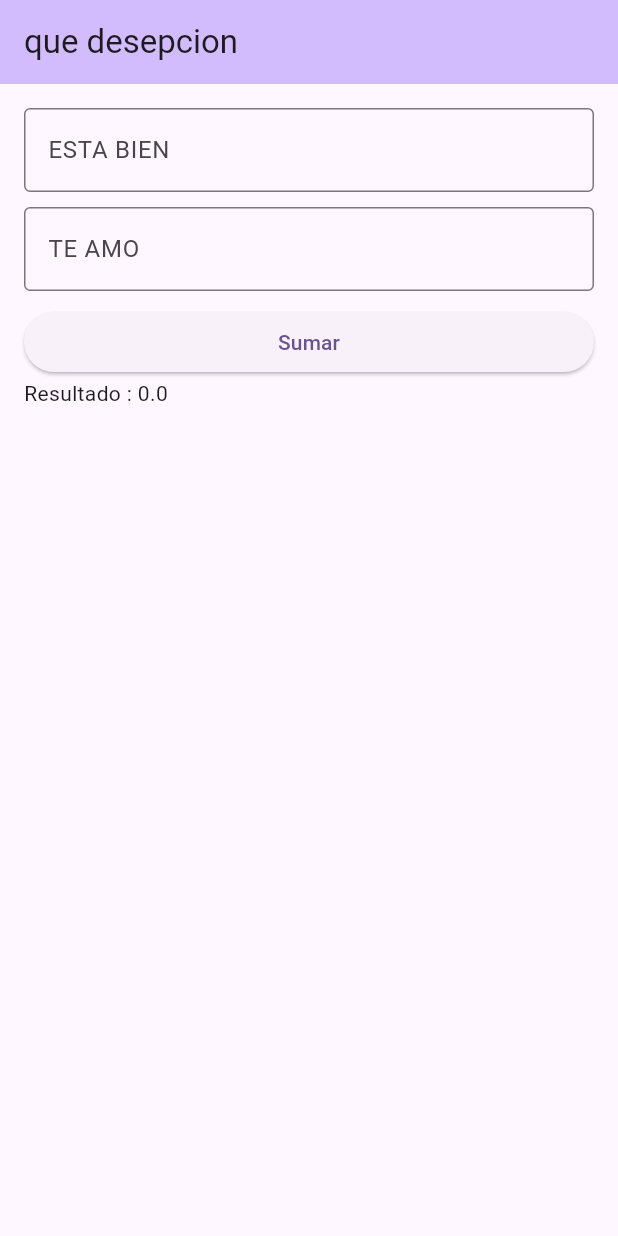
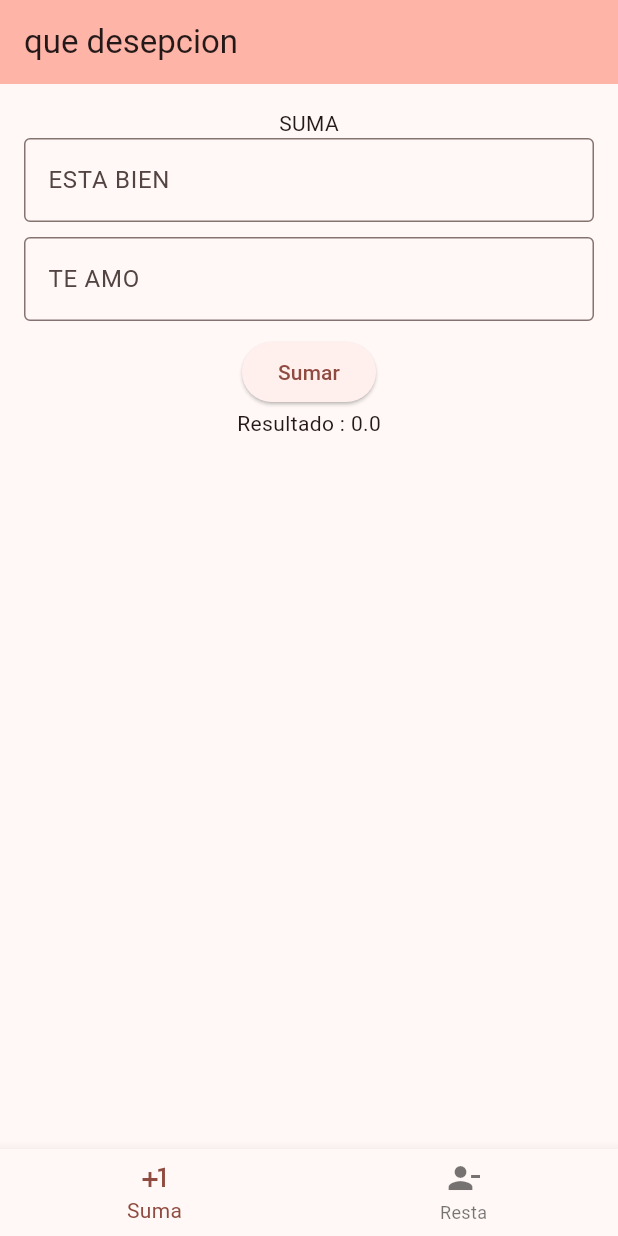
Before and after one commit to Dominic3651/operaciones, a Flutter app: the screen it shows after launch, after a tap on "Sumar", on a phone screen of 412 x 824 dp. Run offline on Flutter 3.47's test engine with Material 3 defaults, Android fonts, the phone set to English and light mode, and no system bars.

Commit message:
[Update]archivo actualizado ultima clase

```diff
--- a/lib/app.home.dart
+++ b/lib/app.home.dart
@@ -1,4 +1,8 @@
 import 'package:flutter/material.dart';
+import 'package:operacion/pages/suma.page.dart';
+
+import 'pages/resta.page.dart';
+
 
 class AppHome extends StatefulWidget {
   const AppHome({super.key, required this.title});
@@ -10,9 +14,10 @@ class AppHome extends StatefulWidget {
 }
 
 class _AppHomeState extends State<AppHome> {
-  TextEditingController num1 = TextEditingController();
-  TextEditingController num2 = TextEditingController();
-  double resultado = 0;
+
+  int pagina =0;
+
+
 
   @override
   Widget build(BuildContext context) {
@@ -22,48 +27,43 @@ class _AppHomeState extends State<AppHome> {
         title: Text(widget.title),
       ),
       body: SafeArea(
+
         child: Padding(
           padding: const EdgeInsets.all(16),
           child: SingleChildScrollView(
             child: Column(
               crossAxisAlignment: CrossAxisAlignment.stretch,
               children: [
-                TextField(
-                  controller: num1,
-                  decoration: const InputDecoration(
-                    labelText: "ESTA BIEN",
-                    border: OutlineInputBorder(),
-                  ),
-                ),
-                SizedBox(width: 10, height: 10),
-                TextField(
-                  controller: num2,
-                  decoration: const InputDecoration(
-                    labelText: "TE AMO",
-                    border: OutlineInputBorder(),
-                  ),
-                ),
-                SizedBox(width: 10, height: 10),
-                ElevatedButton(onPressed: sumar, child: Text("Sumar")),
-                Text("Resultado : $resultado"),
+                (pagina==0)?SumaPage() : RestaPage()
+
+
 
               ],
             ),
           ),
         ),
       ),
+   bottomNavigationBar: BottomNavigationBar(
+        currentIndex: pagina,
+        onTap: (index) {
+          setState(() {
+            pagina = index;
+          });
+        },
+        items: const [
+          BottomNavigationBarItem(
+            icon: Icon(Icons.plus_one_sharp),
+            label: "Suma",
+          ),
+          BottomNavigationBarItem(
+            icon: Icon(Icons.person_remove_sharp),
+            label: "Resta",
+          ),
+        ],
+      ),
+
+
+
     );
   }
-
-  void sumar() {
-  double n1 = double.parse(num1.text);
-  double n2 = double.parse(num2.text);
-   setState(() {
-     resultado = n1+n2;
- });
-
-
-  print(resultado);
-
-  }
 }
--- a/lib/app.widget.dart
+++ b/lib/app.widget.dart
@@ -11,9 +11,10 @@ class AppWidget extends StatelessWidget {
   Widget build(BuildContext context) {
     return MaterialApp(
       title: 'HOLA NIÑOOOOS ',
+      debugShowCheckedModeBanner: false,
       theme: ThemeData(
 
-        colorScheme: ColorScheme.fromSeed(seedColor: Colors.deepPurple),
+        colorScheme: ColorScheme.fromSeed(seedColor: Color.fromARGB(255, 177, 0, 0)),
         useMaterial3: true,
       ),
       home: const AppHome(title: 'que desepcion'),
--- /dev/null
+++ b/lib/pages/resta.page.dart
@@ -0,0 +1,50 @@
+import 'package:flutter/material.dart';
+
+class RestaPage extends StatefulWidget {
+  const RestaPage({Key? key}) : super(key: key);
+
+  @override
+  _RestaPageState createState() => _RestaPageState();
+}
+
+class _RestaPageState extends State<RestaPage> {
+  TextEditingController num1 = TextEditingController();
+  TextEditingController num2 = TextEditingController();
+  double resultado = 0;
+
+  @override
+  Widget build(BuildContext context) {
+    return Column(
+      children: [
+        TextField(
+          controller: num1,
+          decoration: const InputDecoration(
+            labelText: "ESTA BIEN",
+            border: OutlineInputBorder(),
+          ),
+        ),
+        SizedBox(width: 10, height: 10),
+        TextField(
+          controller: num2,
+          decoration: const InputDecoration(
+            labelText: "TE AMO",
+            border: OutlineInputBorder(),
+          ),
+        ),
+        SizedBox(width: 10, height: 10),
+        ElevatedButton(onPressed: Restar, child: Text("Restar")),
+        Text("Resultado : $resultado"),
+      ],
+    );
+  }
+
+  void Restar() {
+    double n1 = double.parse(num1.text);
+    double n2 = double.parse(num2.text);
+    setState(() {
+      resultado = n1 - n2;
+    });
+
+    print(resultado);
+  }
+}
--- /dev/null
+++ b/lib/pages/suma.page.dart
@@ -0,0 +1,53 @@
+import 'package:flutter/material.dart';
+import 'package:operacion/widgets/titulo.widget.dart';
+
+class SumaPage extends StatefulWidget {
+  const SumaPage({Key? key}) : super(key: key);
+
+  @override
+  _SumaPageState createState() => _SumaPageState();
+}
+
+class _SumaPageState extends State<SumaPage> {
+  TextEditingController num1 = TextEditingController();
+  TextEditingController num2 = TextEditingController();
+  double resultado = 0;
+
+  @override
+  Widget build(BuildContext context) {
+    return Column(
+      children: [
+        TituloWidget(),
+
+        TextField(
+          controller: num1,
+          decoration: const InputDecoration(
+            labelText: "ESTA BIEN",
+            border: OutlineInputBorder(),
+          ),
+        ),
+        SizedBox(width: 10, height: 10),
+        TextField(
+          controller: num2,
+          decoration: const InputDecoration(
+            labelText: "TE AMO",
+            border: OutlineInputBorder(),
+          ),
+        ),
+        SizedBox(width: 10, height: 10),
+        ElevatedButton(onPressed: sumar, child: Text("Sumar")),
+        Text("Resultado : $resultado"),
+      ],
+    );
+  }
+
+  void sumar() {
+    double n1 = double.parse(num1.text);
+    double n2 = double.parse(num2.text);
+    setState(() {
+      resultado = n1 + n2;
+    });
+
+    print(resultado);
+  }
+}
--- /dev/null
+++ b/lib/widgets/titulo.widget.dart
@@ -0,0 +1,12 @@
+import 'package:flutter/material.dart';
+
+class TituloWidget extends StatelessWidget {
+  const TituloWidget({
+    super.key,
+  });
+
+  @override
+  Widget build(BuildContext context) {
+    return Text("SUMA");
+  }
+}
```
